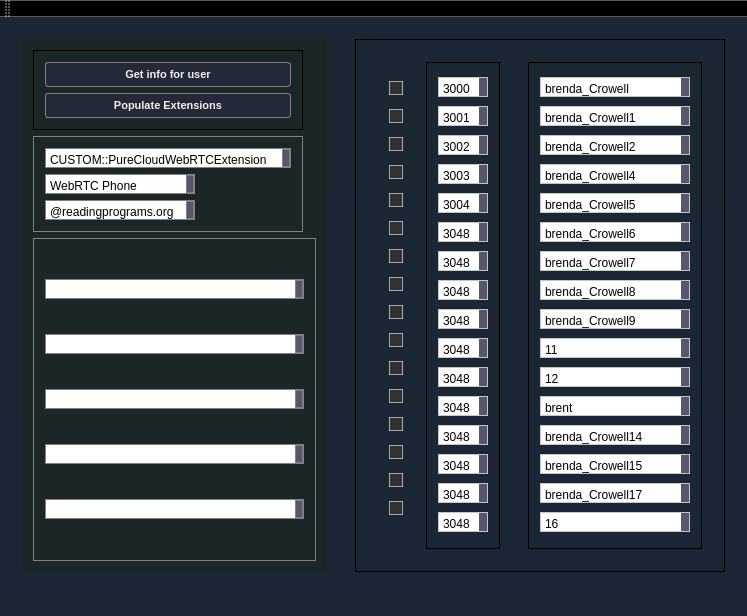
Before: the Qt Designer form OnboardAssist/OnboardAssist.ui in MrFerretGames/onboardingassistapp, drawn with Qt 5.
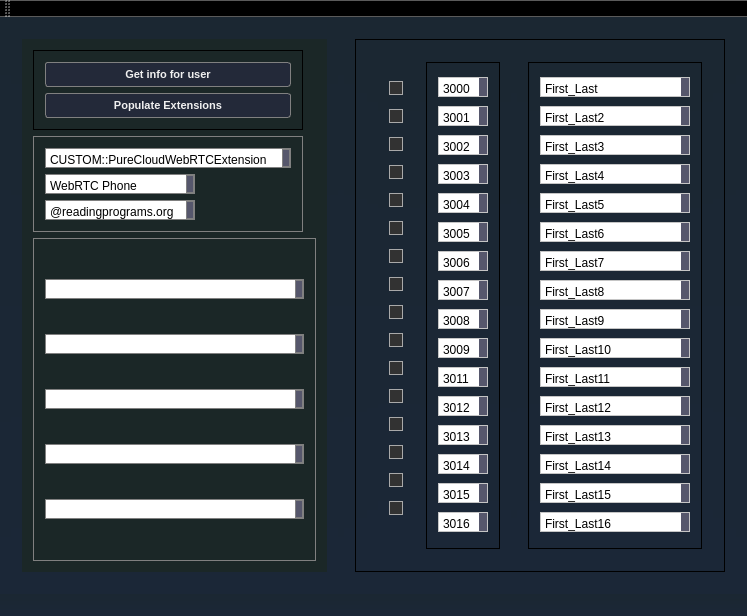
After: the same form once the commit is applied. Icons and pictures are not drawn. Custom widgets are drawn as their Qt base class.

What changed in the file:
```diff
--- a/OnboardAssist/OnboardAssist.ui
+++ b/OnboardAssist/OnboardAssist.ui
@@ -1011,7 +1011,7 @@
   color: black;</string>
                    </property>
                    <property name="plainText">
-                    <string>3048</string>
+                    <string>3005</string>
                    </property>
                   </widget>
                  </item>
@@ -1034,7 +1034,7 @@
   color: black;</string>
                    </property>
                    <property name="plainText">
-                    <string>3048</string>
+                    <string>3006</string>
                    </property>
                   </widget>
                  </item>
@@ -1057,7 +1057,7 @@
   color: black;</string>
                    </property>
                    <property name="plainText">
-                    <string>3048</string>
+                    <string>3007</string>
                    </property>
                   </widget>
                  </item>
@@ -1080,7 +1080,7 @@
   color: black;</string>
                    </property>
                    <property name="plainText">
-                    <string>3048</string>
+                    <string>3008</string>
                    </property>
                   </widget>
                  </item>
@@ -1103,7 +1103,7 @@
   color: black;</string>
                    </property>
                    <property name="plainText">
-                    <string>3048</string>
+                    <string>3009</string>
                    </property>
                   </widget>
                  </item>
@@ -1126,7 +1126,7 @@
   color: black;</string>
                    </property>
                    <property name="plainText">
-                    <string>3048</string>
+                    <string>3011</string>
                    </property>
                   </widget>
                  </item>
@@ -1149,7 +1149,7 @@
   color: black;</string>
                    </property>
                    <property name="plainText">
-                    <string>3048</string>
+                    <string>3012</string>
                    </property>
                   </widget>
                  </item>
@@ -1172,7 +1172,7 @@
   color: black;</string>
                    </property>
                    <property name="plainText">
-                    <string>3048</string>
+                    <string>3013</string>
                    </property>
                   </widget>
                  </item>
@@ -1195,7 +1195,7 @@
   color: black;</string>
                    </property>
                    <property name="plainText">
-                    <string>3048</string>
+                    <string>3014</string>
                    </property>
                   </widget>
                  </item>
@@ -1218,7 +1218,7 @@
   color: black;</string>
                    </property>
                    <property name="plainText">
-                    <string>3048</string>
+                    <string>3015</string>
                    </property>
                   </widget>
                  </item>
@@ -1241,7 +1241,7 @@
   color: black;</string>
                    </property>
                    <property name="plainText">
-                    <string>3048</string>
+                    <string>3016</string>
                    </property>
                   </widget>
                  </item>
@@ -1282,8 +1282,7 @@
   color: black;</string>
                    </property>
                    <property name="plainText">
-                    <string>brenda_Crowell
-</string>
+                    <string>First_Last</string>
                    </property>
                   </widget>
                  </item>
@@ -1306,8 +1305,7 @@
   color: black;</string>
                    </property>
                    <property name="plainText">
-                    <string>brenda_Crowell1
-</string>
+                    <string>First_Last2</string>
                    </property>
                   </widget>
                  </item>
@@ -1330,8 +1328,7 @@
   color: black;</string>
                    </property>
                    <property name="plainText">
-                    <string>brenda_Crowell2
-</string>
+                    <string>First_Last3</string>
                    </property>
                   </widget>
                  </item>
@@ -1354,7 +1351,7 @@
   color: black;</string>
                    </property>
                    <property name="plainText">
-                    <string>brenda_Crowell4</string>
+                    <string>First_Last4</string>
                    </property>
                   </widget>
                  </item>
@@ -1377,7 +1374,7 @@
   color: black;</string>
                    </property>
                    <property name="plainText">
-                    <string>brenda_Crowell5</string>
+                    <string>First_Last5</string>
                    </property>
                   </widget>
                  </item>
@@ -1400,7 +1397,7 @@
   color: black;</string>
                    </property>
                    <property name="plainText">
-                    <string>brenda_Crowell6</string>
+                    <string>First_Last6</string>
                    </property>
                   </widget>
                  </item>
@@ -1423,7 +1420,7 @@
   color: black;</string>
                    </property>
                    <property name="plainText">
-                    <string>brenda_Crowell7</string>
+                    <string>First_Last7</string>
                    </property>
                   </widget>
                  </item>
@@ -1446,7 +1443,7 @@
   color: black;</string>
                    </property>
                    <property name="plainText">
-                    <string>brenda_Crowell8</string>
+                    <string>First_Last8</string>
                    </property>
                   </widget>
                  </item>
@@ -1469,7 +1466,7 @@
   color: black;</string>
                    </property>
                    <property name="plainText">
-                    <string>brenda_Crowell9</string>
+                    <string>First_Last9</string>
                    </property>
                   </widget>
                  </item>
@@ -1492,7 +1489,7 @@
   color: black;</string>
                    </property>
                    <property name="plainText">
-                    <string>11</string>
+                    <string>First_Last10</string>
                    </property>
                   </widget>
                  </item>
@@ -1515,7 +1512,7 @@
   color: black;</string>
                    </property>
                    <property name="plainText">
-                    <string>12</string>
+                    <string>First_Last11</string>
                    </property>
                   </widget>
                  </item>
@@ -1538,7 +1535,7 @@
   color: black;</string>
                    </property>
                    <property name="plainText">
-                    <string>brent</string>
+                    <string>First_Last12</string>
                    </property>
                   </widget>
                  </item>
@@ -1561,7 +1558,7 @@
   color: black;</string>
                    </property>
                    <property name="plainText">
-                    <string>brenda_Crowell14</string>
+                    <string>First_Last13</string>
                    </property>
                   </widget>
                  </item>
@@ -1584,7 +1581,7 @@
   color: black;</string>
                    </property>
                    <property name="plainText">
-                    <string>brenda_Crowell15</string>
+                    <string>First_Last14</string>
                    </property>
                   </widget>
                  </item>
@@ -1607,7 +1604,7 @@
   color: black;</string>
                    </property>
                    <property name="plainText">
-                    <string>brenda_Crowell17</string>
+                    <string>First_Last15</string>
                    </property>
                   </widget>
                  </item>
@@ -1630,7 +1627,8 @@
   color: black;</string>
                    </property>
                    <property name="plainText">
-                    <string>16</string>
+                    <string>First_Last16
+</string>
                    </property>
                   </widget>
                  </item>
```
